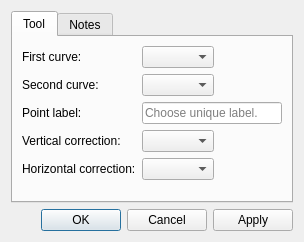
First picture: the form in src/libs/vtools/dialogs/tools/dialogpointofintersectioncurves.ui, repository dismine/valentina, before the edit.
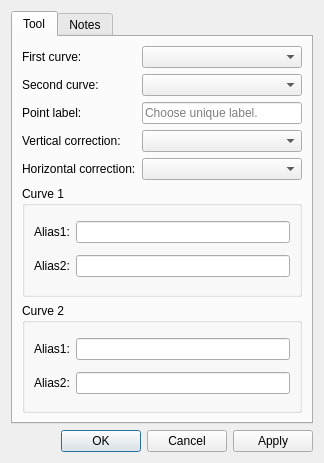
Second picture: the form after the edit. Icons and pictures are not drawn.

Commit message: Alias support for tools Point of intersection curve and axis and Point of intersection curves.

What changed in the file:
```diff
--- a/src/libs/vtools/dialogs/tools/dialogpointofintersectioncurves.ui
+++ b/src/libs/vtools/dialogs/tools/dialogpointofintersectioncurves.ui
@@ -6,8 +6,8 @@
    <rect>
     <x>0</x>
     <y>0</y>
-    <width>304</width>
-    <height>242</height>
+    <width>324</width>
+    <height>463</height>
    </rect>
   </property>
   <property name="windowTitle">
@@ -17,7 +17,7 @@
    <iconset resource="../../../vmisc/share/resources/icon.qrc">
     <normaloff>:/icon/64x64/icon64x64.png</normaloff>:/icon/64x64/icon64x64.png</iconset>
   </property>
-  <layout class="QVBoxLayout" name="verticalLayout">
+  <layout class="QVBoxLayout" name="verticalLayout_3">
    <item>
     <widget class="QTabWidget" name="tabWidget">
      <property name="currentIndex">
@@ -27,10 +27,9 @@
       <attribute name="title">
        <string>Tool</string>
       </attribute>
-      <layout class="QFormLayout" name="formLayout_2">
-       <property name="fieldGrowthPolicy">
-        <enum>QFormLayout::ExpandingFieldsGrow</enum>
-       </property>
+      <layout class="QVBoxLayout" name="verticalLayout">
+       <item>
+        <layout class="QFormLayout" name="formLayout">
        <item row="0" column="0">
         <widget class="QLabel" name="labelCurve1">
          <property name="sizePolicy">
@@ -115,6 +114,82 @@
        </item>
        <item row="4" column="1">
         <widget class="QComboBox" name="comboBoxHCorrection"/>
+         </item>
+        </layout>
+       </item>
+       <item>
+        <widget class="QGroupBox" name="groupBox">
+         <property name="title">
+          <string>Curve 1</string>
+         </property>
+         <layout class="QGridLayout" name="gridLayout">
+          <item row="0" column="0">
+           <widget class="QLabel" name="labelCurve1Alias1">
+            <property name="text">
+             <string>Alias1:</string>
+            </property>
+           </widget>
+          </item>
+          <item row="0" column="1">
+           <widget class="QLineEdit" name="lineEditCurve1Alias1">
+            <property name="clearButtonEnabled">
+             <bool>true</bool>
+            </property>
+           </widget>
+          </item>
+          <item row="1" column="0">
+           <widget class="QLabel" name="labelCurve1Alias2">
+            <property name="text">
+             <string>Alias2:</string>
+            </property>
+           </widget>
+          </item>
+          <item row="1" column="1">
+           <widget class="QLineEdit" name="lineEditCurve1Alias2">
+            <property name="clearButtonEnabled">
+             <bool>true</bool>
+            </property>
+           </widget>
+          </item>
+         </layout>
+        </widget>
+       </item>
+       <item>
+        <widget class="QGroupBox" name="groupBox_2">
+         <property name="title">
+          <string>Curve 2</string>
+         </property>
+         <layout class="QGridLayout" name="gridLayout_2">
+          <item row="0" column="0">
+           <widget class="QLabel" name="labelCurve2Alias1">
+            <property name="text">
+             <string>Alias1:</string>
+            </property>
+           </widget>
+          </item>
+          <item row="0" column="1">
+           <widget class="QLineEdit" name="lineEditCurve2Alias1">
+            <property name="clearButtonEnabled">
+             <bool>true</bool>
+            </property>
+           </widget>
+          </item>
+          <item row="1" column="0">
+           <widget class="QLabel" name="labelCurve2Alias2">
+            <property name="text">
+             <string>Alias2:</string>
+            </property>
+           </widget>
+          </item>
+          <item row="1" column="1">
+           <widget class="QLineEdit" name="lineEditCurve2Alias2">
+            <property name="clearButtonEnabled">
+             <bool>true</bool>
+            </property>
+           </widget>
+          </item>
+         </layout>
+        </widget>
        </item>
       </layout>
      </widget>
```
Lines whose indentation alone changed are shown as unchanged. The commit also changes 25 other files.
